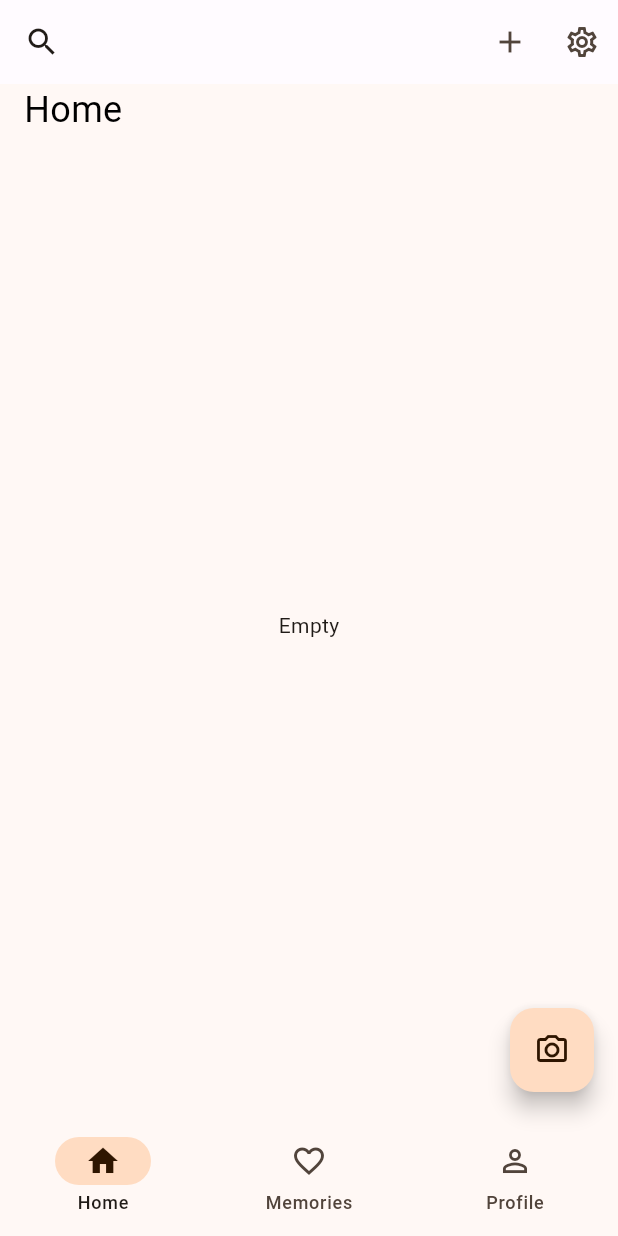
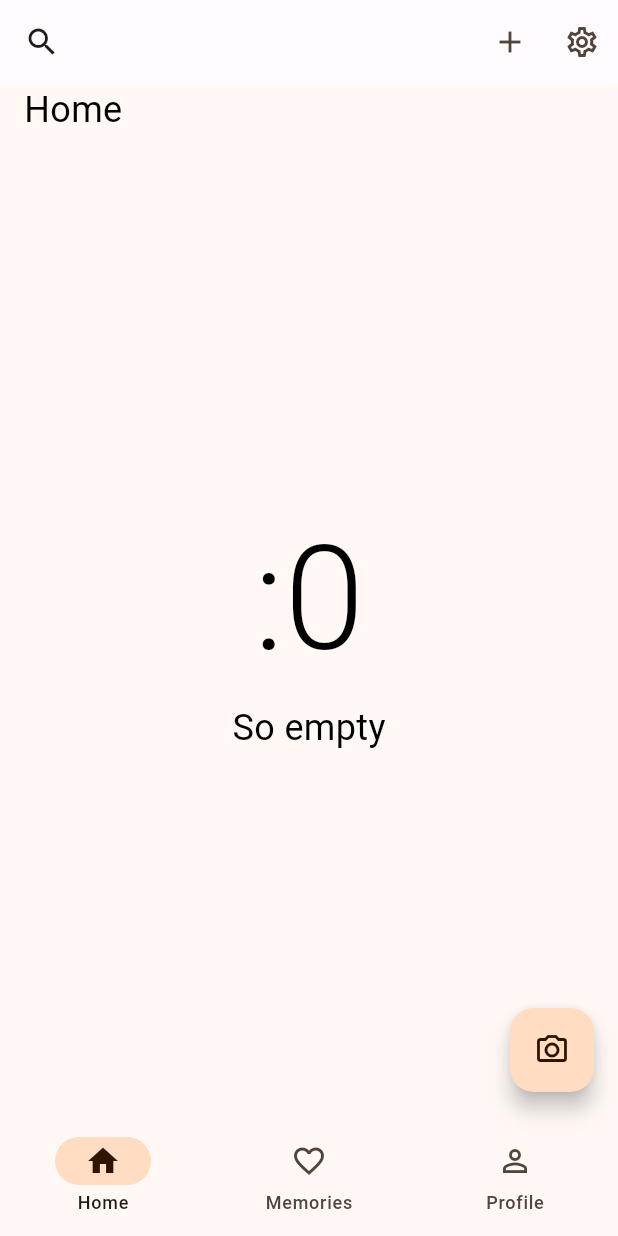
Before and after one commit to nordinmp/Diarium, a Flutter app: the MyHomePage screen opened by its route, on a phone screen of 412 x 824 dp. Run offline on Flutter 3.47's test engine with Material 3 defaults, Android fonts, the phone set to English and light mode, and no system bars; our stand-ins replace camera, cloud_firestore, firebase_analytics, firebase_auth, firebase_core, firebase_messaging and 5 more; accounts and stored records are empty; network calls fail.

Commit message:
small things

```diff
--- a/lib/asset_library.dart
+++ b/lib/asset_library.dart
@@ -1,4 +1,6 @@
 library asset_library;
+
+import 'dart:math';
 
 import 'package:flutter/material.dart';
 import 'package:gap/gap.dart';
@@ -18,3 +20,4 @@ part 'assets/countdown_widget.dart';
 part 'assets/story_asset.dart';
 part 'assets/bottomsheet_story_selecter.dart';
 part 'assets/loading.dart';
+part 'assets/empty.dart';
--- /dev/null
+++ b/lib/assets/empty.dart
@@ -0,0 +1,37 @@
+part of asset_library;
+
+class EmptyState extends StatelessWidget {
+  const EmptyState({Key? key}) : super(key: key);
+
+
+  @override
+  Widget build(BuildContext context) {
+
+    List<String> feeling = [":0", "._.;", ">_<", "O_o", "ಠ_ಠ", "( ༎ຶ o ༎ຶ )", "(>_<)", "(Ｔ▽Ｔ)", "(-_-)", "o.O"];
+
+
+    return Center(
+      child: Column(
+        mainAxisAlignment: MainAxisAlignment.center,
+        children: [
+          Text(
+            feeling[Random().nextInt(feeling.length)],
+            style: TextStyle(
+              color: Theme.of(context).colorScheme.scrim,
+              fontSize: Theme.of(context).textTheme.displayLarge?.fontSize,
+              fontWeight: Theme.of(context).textTheme.displayLarge?.fontWeight,
+            ),
+          ),
+          Text(
+            'So empty',
+            style: TextStyle(
+              color: Theme.of(context).colorScheme.scrim,
+              fontSize: Theme.of(context).textTheme.headlineSmall?.fontSize,
+              fontWeight: Theme.of(context).textTheme.headlineSmall?.fontWeight,
+            ),
+          )
+        ],
+      ),
+    );
+  }
+}
--- a/lib/pages/home.dart
+++ b/lib/pages/home.dart
@@ -54,10 +54,7 @@ class _MyHomePageState extends State<MyHomePage> {
                   return Center(
                     child: SizedBox(
                       width: width,
-                      child: documents.isEmpty ?
-                         Center(
-                          child: Text('Empty'),
-                        )
+                      child: documents.isEmpty ? EmptyState()
                       : ListView.separated(
                           itemCount: documents.length,
                           separatorBuilder: (BuildContext context, int index) {
```
Also changed, not shown: lib/api/auth.dart (+24 -37 lines), lib/pages/memories.dart (+11 -10 lines), lib/pages/stories_page.dart (+11 -14 lines).
